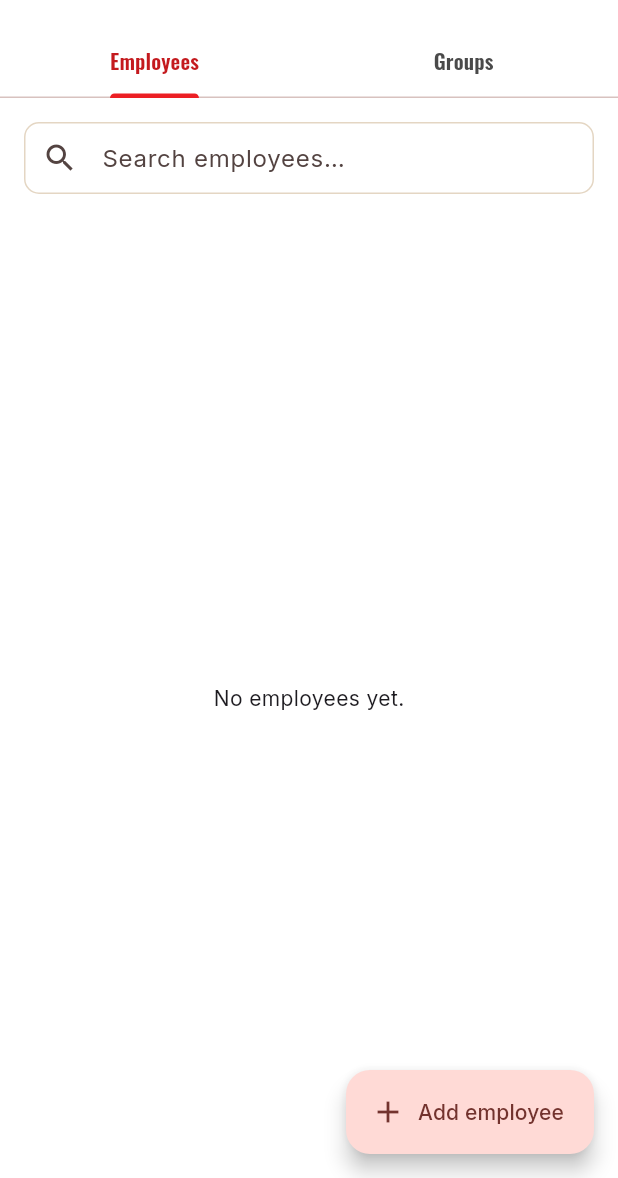
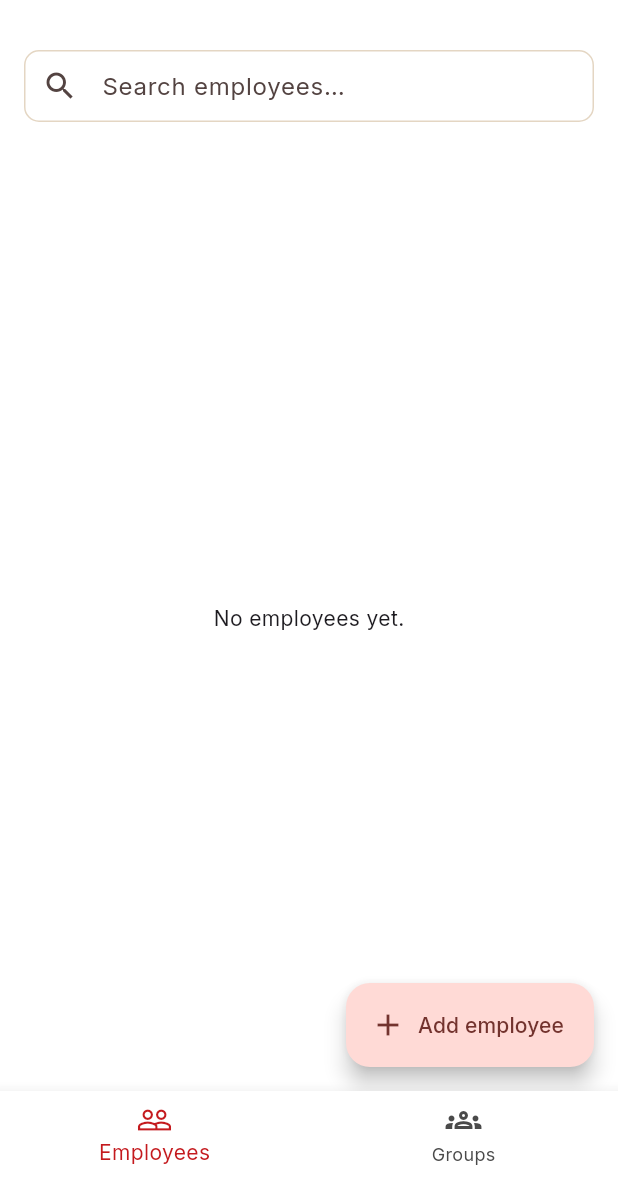
Before and after one commit to DFourie87/Nanini, a Flutter app: the EmployeesHomeScreen screen opened directly, on a phone screen of 412 x 824 dp, the part 58-1236 px from its top. Run offline on Flutter 3.47's test engine with Material 3 defaults, Android fonts, the phone set to English and light mode, and no system bars; our stand-ins replace csv, fl_chart, flutter_map, google_fonts, latlong2, pdf and 4 more; accounts and stored records are empty; network calls fail.

Commit message:
Move Employee List tabs from top to bottom nav
Switched the Employees/Groups TabBar (top) to a BottomNavigationBar,
matching the Delivery/Sales/Tuckshop/Hours apps -- it now picks up the
same rust-dark selected-color theming from bottomNavigationBarTheme
instead of custom TabBar label colors.

Co-Authored-By: Claude Sonnet 5 <noreply@anthropic.com>
Claude-Session: https://claude.ai/code/session_0154FLxM7bQ7qjn16GE6RHFv

```diff
--- a/nanini_app/lib/features/employees/employees_home_screen.dart
+++ b/nanini_app/lib/features/employees/employees_home_screen.dart
@@ -6,7 +6,6 @@ import '../../core/widgets/confirm_dialog.dart';
 import '../../core/auth/admin_gate.dart';
 import '../../core/widgets/nanini_app_bar.dart';
 import '../../core/widgets/toast.dart';
-import '../../theme/nanini_theme.dart';
 import 'employee_form.dart';
 import 'employees_models.dart';
 import 'employees_repository.dart';
@@ -17,18 +16,16 @@ class EmployeesHomeScreen extends StatefulWidget {
   State<EmployeesHomeScreen> createState() => _EmployeesHomeScreenState();
 }
 
-class _EmployeesHomeScreenState extends State<EmployeesHomeScreen> with SingleTickerProviderStateMixin {
+class _EmployeesHomeScreenState extends State<EmployeesHomeScreen> {
   final repo = EmployeesRepository();
-  late final TabController tabController;
-
-  @override
-  void initState() {
-    super.initState();
-    tabController = TabController(length: 2, vsync: this);
-  }
+  int index = 0;
 
   @override
   Widget build(BuildContext context) {
+    final pages = [
+      _EmployeesTab(repo: repo),
+      _GroupsTab(repo: repo),
+    ];
     return Scaffold(
       appBar: NaniniAppBar(
         title: 'Employee List',
@@ -49,23 +46,13 @@ class _EmployeesHomeScreenState extends State<EmployeesHomeScreen> with SingleTi
           ),
         ],
       ),
-      body: Column(
-        children: [
-          TabBar(
-            controller: tabController,
-            labelColor: NaniniColors.rustDark,
-            unselectedLabelColor: NaniniColors.muted,
-            tabs: const [Tab(text: 'Employees'), Tab(text: 'Groups')],
-          ),
-          Expanded(
-            child: TabBarView(
-              controller: tabController,
-              children: [
-                _EmployeesTab(repo: repo),
-                _GroupsTab(repo: repo),
-              ],
-            ),
-          ),
+      body: pages[index],
+      bottomNavigationBar: BottomNavigationBar(
+        currentIndex: index,
+        onTap: (i) => setState(() => index = i),
+        items: const [
+          BottomNavigationBarItem(icon: Icon(Icons.people_outline), label: 'Employees'),
+          BottomNavigationBarItem(icon: Icon(Icons.groups_outlined), label: 'Groups'),
         ],
       ),
     );
```
